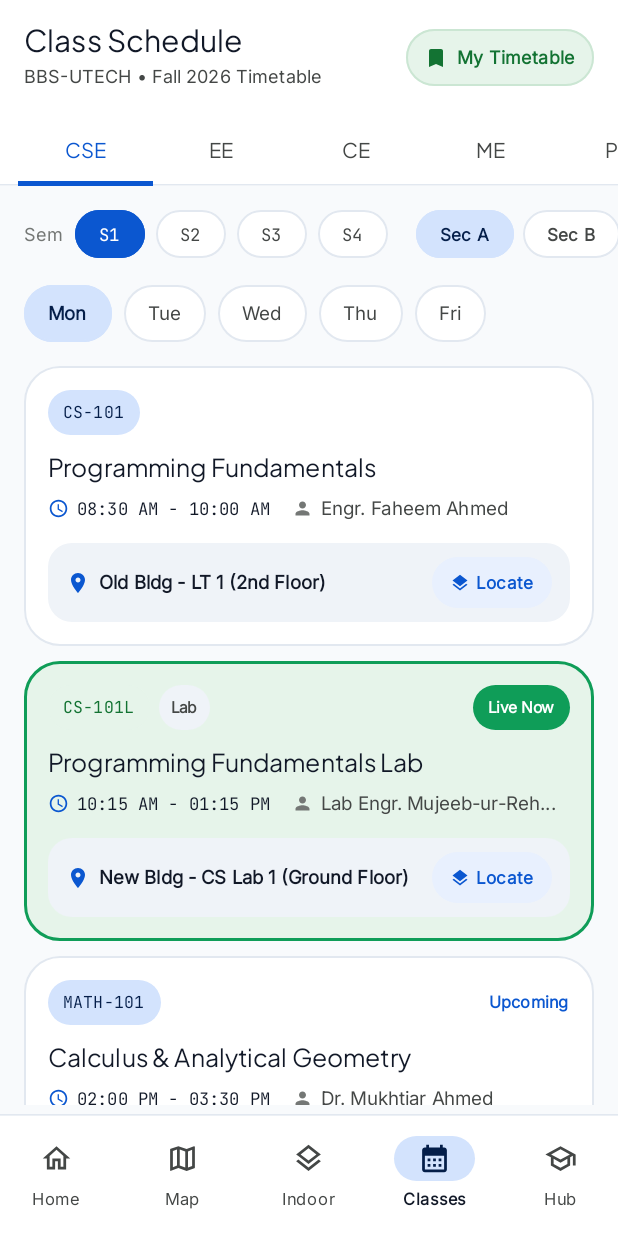
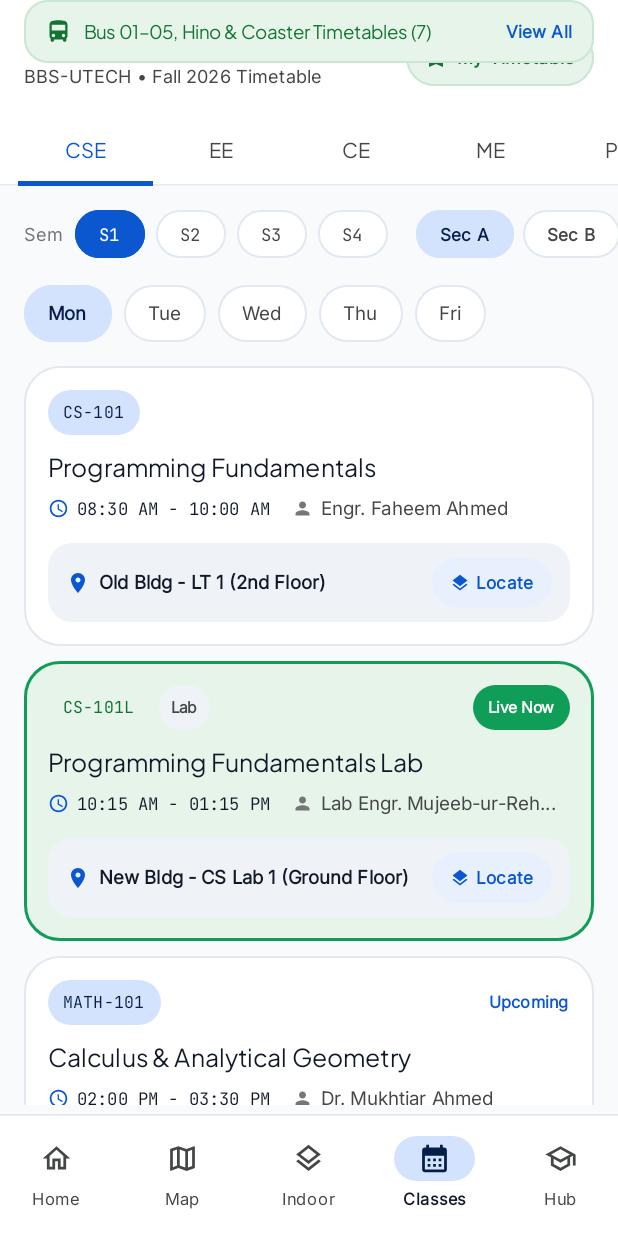
Before and after one commit to Syed-Sufiyan-Ali/BBS-UTECH, an Android app built with Jetpack Compose: the screen it shows after launch (MainActivity), item 4 of the bottom bar chosen, on a phone screen of 412 x 824 dp. Run offline under Robolectric (Android 15) with nearby library versions, the phone set to English and light mode, and no system bars.

Commit message:
feat: update bus module and navigation labels
- Promote bus schedule to default resource sub-tab
- Add specific fleet details (Hino/Coaster registration numbers)
- Update UI labels and navigation short-labels for clarity

```diff
--- a/app/src/main/java/com/example/ui/MainViewModel.kt
+++ b/app/src/main/java/com/example/ui/MainViewModel.kt
@@ -58,9 +58,9 @@ class MainViewModel(
     private val _navTargetPin = MutableStateFlow<CampusPin?>(null)
     val navTargetPin: StateFlow<CampusPin?> = _navTargetPin.asStateFlow()
 
-    // Resources sub-tab & 5-Point Bus Schedule filter state
-    // Tabs: 0 = Academic Hub, 1 = Point Buses (1-5), 2 = Faculty Directory, 3 = Notice Board
-    private val _resourcesTabIndex = MutableStateFlow(0)
+    // Resources sub-tab & 7-Bus Schedule filter state
+    // Tabs: 0 = Academic Hub, 1 = Bus & Coaster (7), 2 = Faculty Directory, 3 = Notice Board
+    private val _resourcesTabIndex = MutableStateFlow(1)
     val resourcesTabIndex: StateFlow<Int> = _resourcesTabIndex.asStateFlow()
 
     private val _selectedBusPointNumber = MutableStateFlow<Int?>(null)
--- a/app/src/main/java/com/example/ui/screens/ScheduleScreen.kt
+++ b/app/src/main/java/com/example/ui/screens/ScheduleScreen.kt
@@ -24,6 +24,7 @@ import androidx.compose.material.icons.filled.AccessTime
 import androidx.compose.material.icons.filled.Bookmark
 import androidx.compose.material.icons.filled.BookmarkBorder
 import androidx.compose.material.icons.filled.CalendarMonth
+import androidx.compose.material.icons.filled.DirectionsBus
 import androidx.compose.material.icons.filled.Layers
 import androidx.compose.material.icons.filled.LocationOn
 import androidx.compose.material.icons.filled.Person
@@ -168,6 +169,47 @@ fun ScheduleScreen(
                             fontWeight = FontWeight.SemiBold
                         )
                     }
+                }
+            }
+
+            Surface(
+                color = CampusEmeraldTint,
+                shape = RoundedCornerShape(16.dp),
+                border = BorderStroke(1.dp, CampusEmeraldBorder),
+                modifier = Modifier
+                    .fillMaxWidth()
+                    .padding(start = 16.dp, end = 16.dp, bottom = 10.dp)
+                    .clickable { viewModel.openBusTimings() }
+                    .testTag("schedule_open_bus_timetables")
+            ) {
+                Row(
+                    modifier = Modifier.padding(horizontal = 14.dp, vertical = 10.dp),
+                    verticalAlignment = Alignment.CenterVertically,
+                    horizontalArrangement = Arrangement.SpaceBetween
+                ) {
+                    Row(verticalAlignment = Alignment.CenterVertically) {
+                        Icon(
+                            imageVector = Icons.Default.DirectionsBus,
+                            contentDescription = null,
+                            tint = CampusEmeraldDark,
+                            modifier = Modifier.size(18.dp)
+                        )
+                        Spacer(modifier = Modifier.width(8.dp))
+                        Text(
+                            text = "Bus 01–05, Hino & Coaster Timetables (7)",
+                            fontFamily = DisplayFontFamily,
+                            fontSize = 12.5.sp,
+                            fontWeight = FontWeight.Bold,
+                            color = CampusEmeraldDark
+                        )
+                    }
+                    Text(
+                        text = "View All",
+                        fontFamily = BodyFontFamily,
+                        fontSize = 11.5.sp,
+                        fontWeight = FontWeight.Bold,
+                        color = PixelBlue
+                    )
                 }
             }
         }
```
Also changed, not shown: app/src/main/java/com/example/ui/screens/ResourcesScreen.kt (+5 -5 lines), 4 other files.
